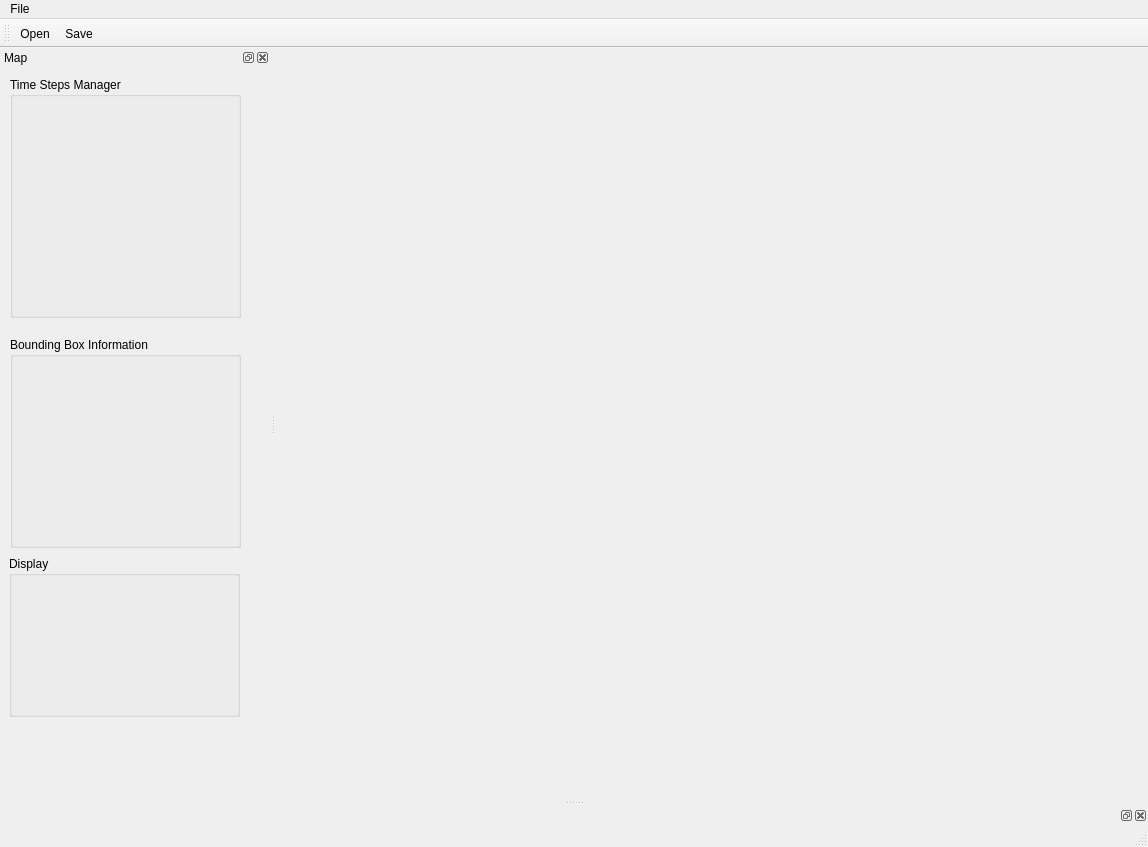
Above: MainWindow.ui from MatthieuZins/BoundingBoxMe before the change. Below: the same form after it.
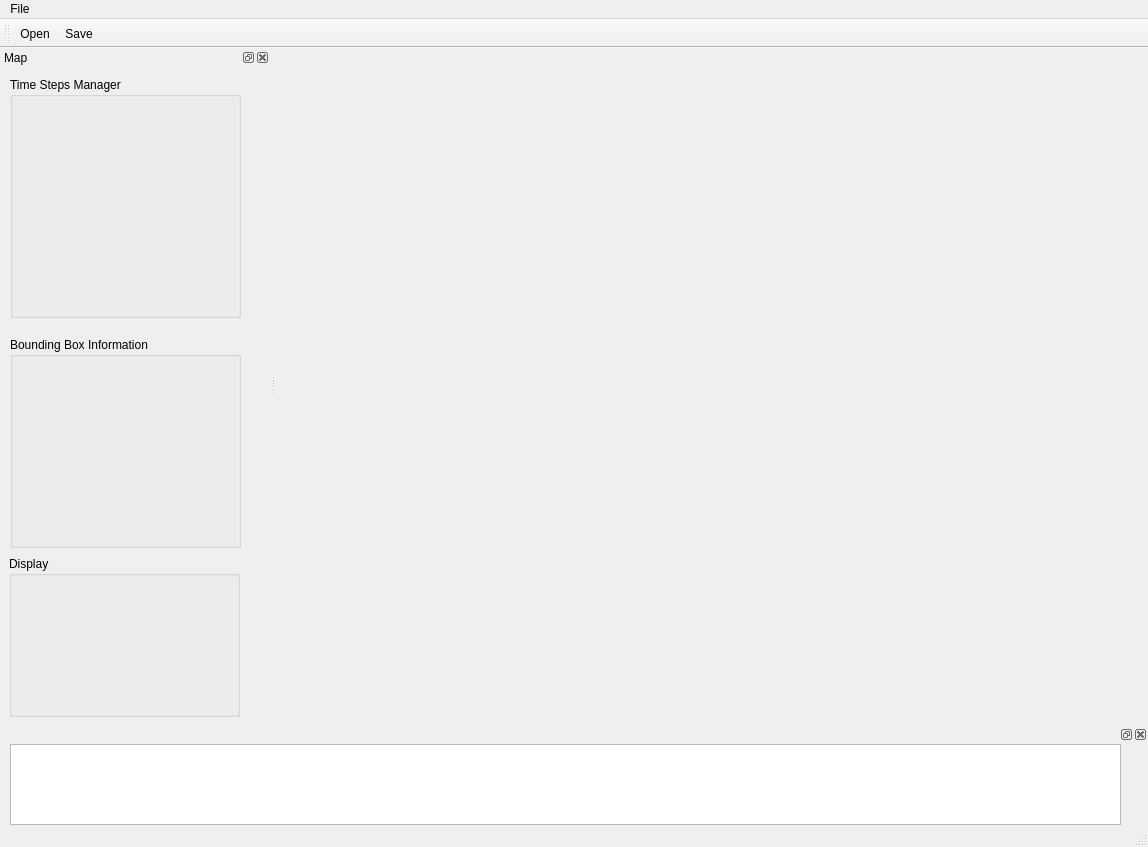
That is the form after the change. Icons and pictures are not drawn. Custom widgets are drawn as their Qt base class.

Diff of the .ui file:
```diff
--- a/MainWindow.ui
+++ b/MainWindow.ui
@@ -129,6 +129,12 @@
    </widget>
   </widget>
   <widget class="QDockWidget" name="dockWidget_2">
+   <property name="minimumSize">
+    <size>
+     <width>49</width>
+     <height>100</height>
+    </size>
+   </property>
    <property name="maximumSize">
     <size>
      <width>524287</width>
@@ -148,7 +154,7 @@
        <x>10</x>
        <y>0</y>
        <width>1111</width>
-       <height>51</height>
+       <height>81</height>
       </rect>
      </property>
     </widget>
```
Left out of the diff: 2 changed lines with no effect on the pictures.
